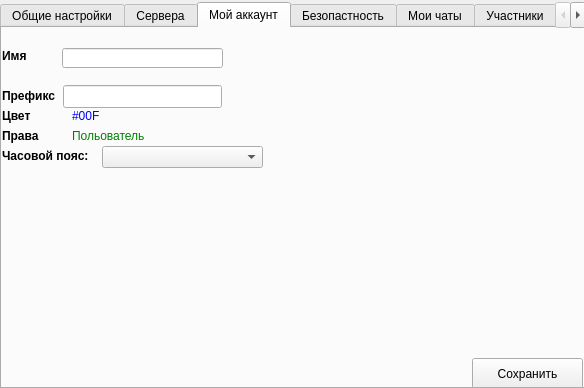
Qt form kabinet.ui (gravimine/qtchat) before a commit.
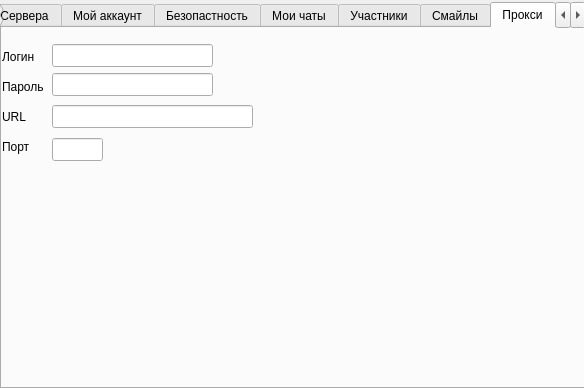
The same form after that commit. The open tabs and pages were chosen to show the change.

Patch:
```diff
--- a/kabinet.ui
+++ b/kabinet.ui
@@ -107,78 +107,6 @@
       <string>Автоматический вход</string>
      </property>
     </widget>
-    <widget class="QCheckBox" name="checkBox_9">
-     <property name="geometry">
-      <rect>
-       <x>0</x>
-       <y>152</y>
-       <width>581</width>
-       <height>17</height>
-      </rect>
-     </property>
-     <property name="text">
-      <string>Пользовательский стиль отображения сообщений (HTML)</string>
-     </property>
-    </widget>
-    <widget class="QLineEdit" name="lineEdit">
-     <property name="geometry">
-      <rect>
-       <x>0</x>
-       <y>170</y>
-       <width>491</width>
-       <height>20</height>
-      </rect>
-     </property>
-    </widget>
-    <widget class="QPushButton" name="pushButton_6">
-     <property name="geometry">
-      <rect>
-       <x>500</x>
-       <y>170</y>
-       <width>75</width>
-       <height>23</height>
-      </rect>
-     </property>
-     <property name="text">
-      <string>ОК</string>
-     </property>
-    </widget>
-    <widget class="QCheckBox" name="checkBox_10">
-     <property name="geometry">
-      <rect>
-       <x>0</x>
-       <y>195</y>
-       <width>581</width>
-       <height>17</height>
-      </rect>
-     </property>
-     <property name="text">
-      <string>Пользовательское ДАТА/ВРЕМЯ</string>
-     </property>
-    </widget>
-    <widget class="QLineEdit" name="lineEdit_2">
-     <property name="geometry">
-      <rect>
-       <x>0</x>
-       <y>212</y>
-       <width>491</width>
-       <height>20</height>
-      </rect>
-     </property>
-    </widget>
-    <widget class="QPushButton" name="pushButton_7">
-     <property name="geometry">
-      <rect>
-       <x>500</x>
-       <y>212</y>
-       <width>75</width>
-       <height>23</height>
-      </rect>
-     </property>
-     <property name="text">
-      <string>ОК</string>
-     </property>
-    </widget>
    </widget>
    <widget class="QWidget" name="tab_2">
     <attribute name="title">
@@ -356,7 +284,7 @@
      <property name="geometry">
       <rect>
        <x>0</x>
-       <y>100</y>
+       <y>130</y>
        <width>61</width>
        <height>16</height>
       </rect>
@@ -369,7 +297,7 @@
      <property name="geometry">
       <rect>
        <x>70</x>
-       <y>100</y>
+       <y>130</y>
        <width>171</width>
        <height>16</height>
       </rect>
@@ -382,7 +310,7 @@
      <property name="geometry">
       <rect>
        <x>0</x>
-       <y>80</y>
+       <y>110</y>
        <width>71</width>
        <height>16</height>
       </rect>
@@ -395,7 +323,7 @@
      <property name="geometry">
       <rect>
        <x>70</x>
-       <y>80</y>
+       <y>110</y>
        <width>161</width>
        <height>16</height>
       </rect>
@@ -421,7 +349,7 @@
      <property name="geometry">
       <rect>
        <x>0</x>
-       <y>120</y>
+       <y>160</y>
        <width>101</width>
        <height>16</height>
       </rect>
@@ -433,10 +361,10 @@
     <widget class="QComboBox" name="comboBox">
      <property name="geometry">
       <rect>
-       <x>100</x>
-       <y>118</y>
-       <width>161</width>
-       <height>22</height>
+       <x>93</x>
+       <y>157</y>
+       <width>162</width>
+       <height>25</height>
       </rect>
      </property>
     </widget>
@@ -976,6 +904,103 @@
      </property>
     </widget>
    </widget>
+   <widget class="QWidget" name="tab_10">
+    <attribute name="title">
+     <string>Прокси</string>
+    </attribute>
+    <widget class="QLabel" name="label_9">
+     <property name="geometry">
+      <rect>
+       <x>0</x>
+       <y>20</y>
+       <width>51</width>
+       <height>17</height>
+      </rect>
+     </property>
+     <property name="text">
+      <string>Логин</string>
+     </property>
+    </widget>
+    <widget class="QLabel" name="label_12">
+     <property name="geometry">
+      <rect>
+       <x>0</x>
+       <y>50</y>
+       <width>54</width>
+       <height>17</height>
+      </rect>
+     </property>
+     <property name="text">
+      <string>Пароль</string>
+     </property>
+    </widget>
+    <widget class="QLabel" name="label_13">
+     <property name="geometry">
+      <rect>
+       <x>0</x>
+       <y>80</y>
+       <width>54</width>
+       <height>17</height>
+      </rect>
+     </property>
+     <property name="text">
+      <string>URL</string>
+     </property>
+    </widget>
+    <widget class="QLabel" name="label_14">
+     <property name="geometry">
+      <rect>
+       <x>0</x>
+       <y>110</y>
+       <width>54</width>
+       <height>17</height>
+      </rect>
+     </property>
+     <property name="text">
+      <string>Порт</string>
+     </property>
+    </widget>
+    <widget class="QLineEdit" name="lineEdit">
+     <property name="geometry">
+      <rect>
+       <x>50</x>
+       <y>16</y>
+       <width>161</width>
+       <height>23</height>
+      </rect>
+     </property>
+    </widget>
+    <widget class="QLineEdit" name="lineEdit_2">
+     <property name="geometry">
+      <rect>
+       <x>50</x>
+       <y>45</y>
+       <width>161</width>
+       <height>23</height>
+      </rect>
+     </property>
+    </widget>
+    <widget class="QLineEdit" name="lineEdit_5">
+     <property name="geometry">
+      <rect>
+       <x>50</x>
+       <y>77</y>
+       <width>201</width>
+       <height>23</height>
+      </rect>
+     </property>
+    </widget>
+    <widget class="QLineEdit" name="lineEdit_6">
+     <property name="geometry">
+      <rect>
+       <x>50</x>
+       <y>110</y>
+       <width>51</width>
+       <height>23</height>
+      </rect>
+     </property>
+    </widget>
+   </widget>
    <widget class="QWidget" name="tab_5">
     <attribute name="title">
      <string>Логи</string>
```
Left out of the diff: 32 changed lines with no effect on the pictures.
